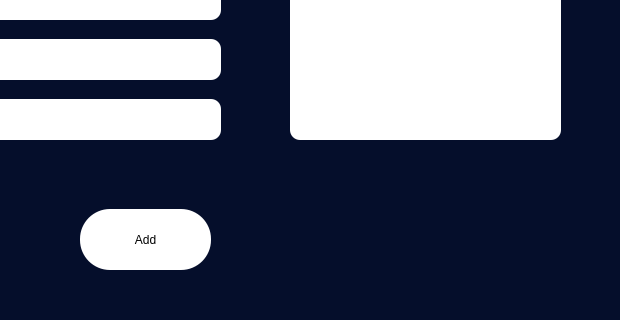
KerollosRady/University-mangament-system, file Qt/newcourse.ui: the form before one commit; both pictures show x 330 to 950 and y 191 to 511 of the 950 by 511 pixel window.
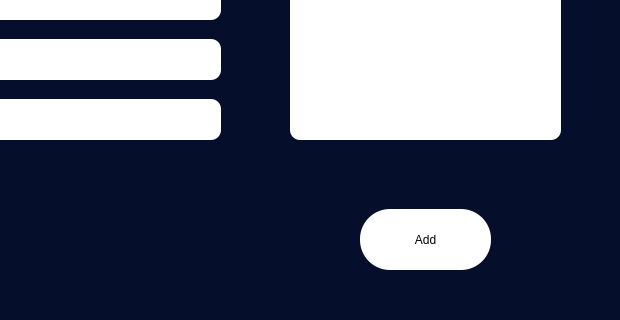
The form after the commit.

The edit to the form file:
```diff
--- a/Qt/newcourse.ui
+++ b/Qt/newcourse.ui
@@ -46,7 +46,7 @@
   <widget class="QPushButton" name="Add">
    <property name="geometry">
     <rect>
-     <x>410</x>
+     <x>690</x>
      <y>400</y>
      <width>131</width>
      <height>61</height>
```
Left out of the diff: 16 changed lines with no effect on the pictures.
